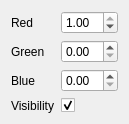
First picture: the form in ui/MeshRendererModelWidget.ui, repository jw0z96/FurSystem, before the edit.
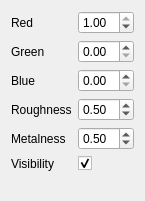
Second picture: the form after the edit.

The edit to the form file:
```diff
--- a/ui/MeshRendererModelWidget.ui
+++ b/ui/MeshRendererModelWidget.ui
@@ -6,8 +6,8 @@
    <rect>
     <x>0</x>
     <y>0</y>
-    <width>129</width>
-    <height>108</height>
+    <width>145</width>
+    <height>201</height>
    </rect>
   </property>
   <property name="windowTitle">
@@ -68,14 +68,14 @@
      </property>
     </widget>
    </item>
-   <item row="3" column="0">
+   <item row="5" column="0">
     <widget class="QLabel" name="visibilityLabel">
      <property name="text">
       <string>Visibility</string>
      </property>
     </widget>
    </item>
-   <item row="3" column="1">
+   <item row="5" column="1">
     <widget class="QCheckBox" name="visibilityCheckBox">
      <property name="text">
       <string/>
@@ -85,6 +85,46 @@
      </property>
     </widget>
    </item>
+   <item row="3" column="0">
+    <widget class="QLabel" name="roughnessLabel">
+     <property name="text">
+      <string>Roughness</string>
+     </property>
+    </widget>
+   </item>
+   <item row="4" column="0">
+    <widget class="QLabel" name="metallicLabel">
+     <property name="text">
+      <string>Metalness</string>
+     </property>
+    </widget>
+   </item>
+   <item row="3" column="1">
+    <widget class="QDoubleSpinBox" name="roughnessDoubleSpinBox">
+     <property name="maximum">
+      <double>1.000000000000000</double>
+     </property>
+     <property name="singleStep">
+      <double>0.100000000000000</double>
+     </property>
+     <property name="value">
+      <double>0.500000000000000</double>
+     </property>
+    </widget>
+   </item>
+   <item row="4" column="1">
+    <widget class="QDoubleSpinBox" name="metallicDoubleSpinBox">
+     <property name="maximum">
+      <double>1.000000000000000</double>
+     </property>
+     <property name="singleStep">
+      <double>0.100000000000000</double>
+     </property>
+     <property name="value">
+      <double>0.500000000000000</double>
+     </property>
+    </widget>
+   </item>
   </layout>
  </widget>
  <resources/>
```
